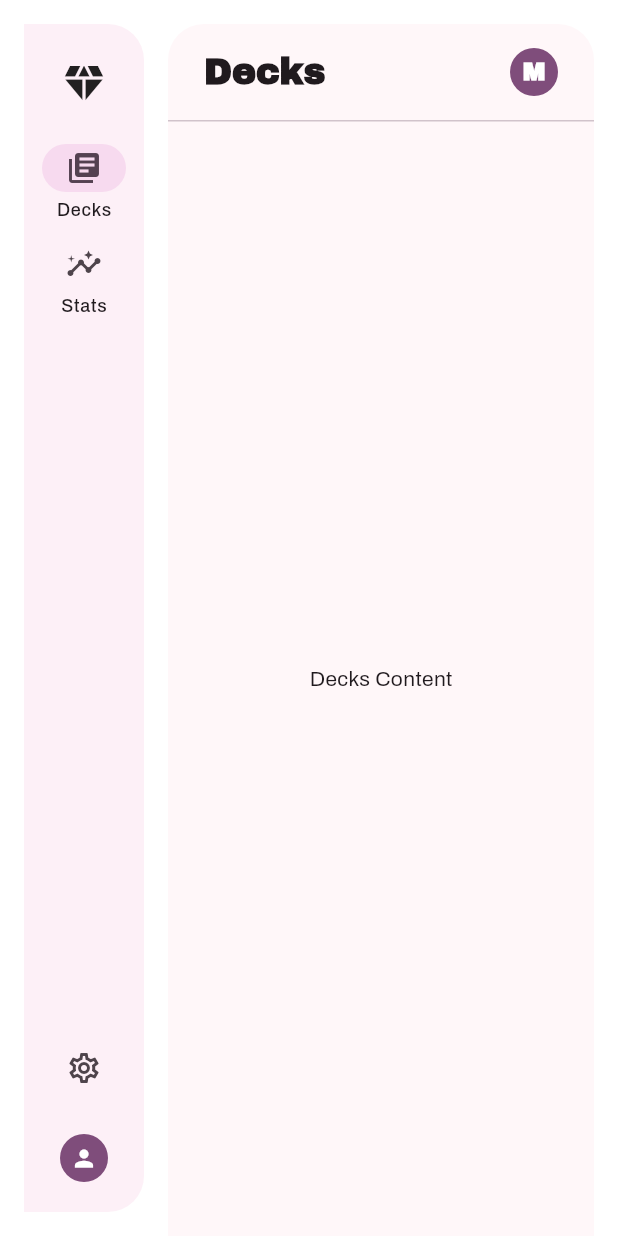
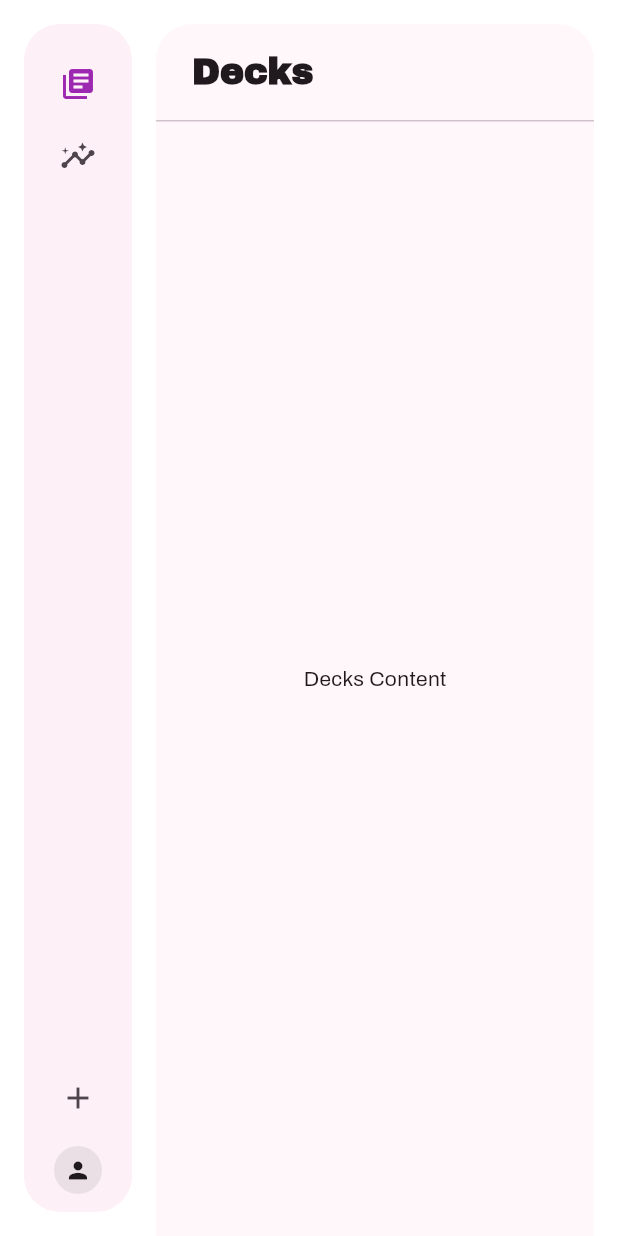
Before and after one commit to GOeda-Co/frontend, a Flutter app: the screen it shows after launch, on a phone screen of 412 x 824 dp. Run offline on Flutter 3.47's test engine with Material 3 defaults, Android fonts, the phone set to English and light mode, and no system bars; our stand-ins replace google_fonts.

Commit message:
fix: left-bar became more flexible

```diff
--- a/lib/layout/app_shell.dart
+++ b/lib/layout/app_shell.dart
@@ -26,68 +26,48 @@ class _AppShellState extends State<AppShell> {
         children: [
           // NAVIGATION RAIL
           Container(
+            width: 72,
+            margin: const EdgeInsets.all(16),
             decoration: BoxDecoration(
               color: colors.surfaceContainerLow,
-              borderRadius: const BorderRadius.only(
-                topRight: Radius.circular(24),
-                bottomRight: Radius.circular(24),
+              borderRadius: BorderRadius.circular(24),
             ),
+            child: Column(
+              children: [
+                // Верхние кнопки
+                const SizedBox(height: 16),
+                _buildNavItem(0, Icons.library_books, 'Decks'),
+                _buildNavItem(1, Icons.insights, 'Stats'),
+
+                Spacer(), // Отделяет верх от низа
+                // Нижние кнопки
+                IconButton(
+                  icon: Icon(Icons.add),
+                  onPressed: () {},
+                  tooltip: 'Add',
                 ),
-            margin: const EdgeInsets.all(16),
-            child: NavigationRail(
-              backgroundColor: Colors.transparent,
-              selectedIndex: selectedIndex,
-              onDestinationSelected: (index) {
-                setState(() => selectedIndex = index);
+                const SizedBox(height: 8),
+                InkWell(
+                  onTap: () {
+                    setState(() => selectedIndex = 2);
                   },
-              labelType: NavigationRailLabelType.all,
-              groupAlignment: 0.0, // центрирует по высоте
-              leading: const Padding(
-                padding: EdgeInsets.symmetric(vertical: 16.0),
-                child: Icon(Icons.diamond, size: 32),
-              ),
-              destinations: const [
-                NavigationRailDestination(
-                  icon: Icon(Icons.library_books_outlined),
-                  selectedIcon: Icon(Icons.library_books),
-                  label: Text('Decks'),
-                ),
-                NavigationRailDestination(
-                  icon: Icon(Icons.insights_outlined),
-                  selectedIcon: Icon(Icons.insights),
-                  label: Text('Stats'),
-                ),
-              ],
-              trailing: Expanded(
-                child: Column(
-                  mainAxisAlignment: MainAxisAlignment.end,
-                  children: [
-                    IconButton(
-                      icon: const Icon(Icons.settings_outlined),
-                      onPressed: () {},
-                      tooltip: 'Settings',
-                    ),
-                    const SizedBox(height: 12),
-                    InkWell(
-                      onTap: () {},
                   borderRadius: BorderRadius.circular(50),
-                      child: Padding(
-                        padding: const EdgeInsets.all(8.0),
                   child: CircleAvatar(
                     radius: 16,
-                          backgroundColor: colors.primary,
+                    backgroundColor: selectedIndex == 2
+                        ? colors.primary
+                        : colors.surfaceContainerHighest,
                     child: Icon(
                       Icons.person,
-                            color: colors.onPrimary,
                       size: 18,
-                          ),
+                      color: selectedIndex == 2
+                          ? colors.onPrimary
+                          : colors.onSurface,
                     ),
                   ),
                 ),
                 const SizedBox(height: 12),
               ],
-                ),
-              ),
             ),
           ),
 
@@ -115,4 +95,13 @@ class _AppShellState extends State<AppShell> {
       ),
     );
   }
+  Widget _buildNavItem(int index, IconData icon, String tooltip) {
+  final isSelected = selectedIndex == index;
+
+  return IconButton(
+    icon: Icon(icon, color: isSelected ? Colors.purple : Colors.pink[150]),
+    tooltip: tooltip,
+    onPressed: () => setState(() => selectedIndex = index),
+  );
 }
+}
--- a/lib/widgets/top_bar.dart
+++ b/lib/widgets/top_bar.dart
@@ -22,17 +22,6 @@ class TopBar extends StatelessWidget {
             ),
           ),
           const Spacer(),
-          CircleAvatar(
-            backgroundColor: colors.primary,
-            radius: 16,
-            child: Text(
-              'M',
-              style: TextStyle(
-                color: colors.onPrimary,
-                fontWeight: FontWeight.bold,
-              ),
-            ),
-          ),
         ],
       ),
     );
```
Lines whose indentation alone changed are shown as unchanged.
